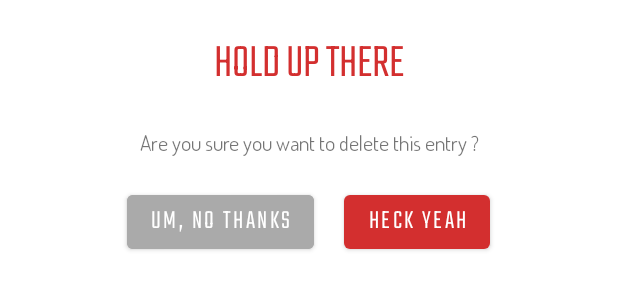
After one commit to Guillaume-prog/Manga-tech, an Android app: the layout confirm_delete_dialog.xml on its own in the app's theme, with its tools: preview values and no code run, on a phone screen of 412 x 824 dp. The commit adds this screen. Shown: the top 300 px of the screen. Run offline under Robolectric (Android 15) with nearby library versions, the phone set to English and light mode, and no system bars; network calls fail.

Commit message:
Added delete confirmation

```diff
--- a/app/src/main/java/dev/regucorp/manga_tech/TabFragment.java
+++ b/app/src/main/java/dev/regucorp/manga_tech/TabFragment.java
@@ -1,8 +1,10 @@
 package dev.regucorp.manga_tech;
 
+import android.app.Dialog;
 import android.content.Intent;
 import android.os.Bundle;
 
+import androidx.appcompat.app.AlertDialog;
 import androidx.fragment.app.Fragment;
 
 import android.os.Parcelable;
@@ -11,6 +13,7 @@ import android.view.Gravity;
 import android.view.LayoutInflater;
 import android.view.View;
 import android.view.ViewGroup;
+import android.widget.Button;
 import android.widget.EditText;
 import android.widget.LinearLayout;
 import android.widget.TextView;
@@ -96,11 +99,23 @@ public class TabFragment extends Fragment {
 
         // Delete
         v.setOnLongClickListener(view -> {
-            ll.removeView(v);
-            MangaModel.getInstance().deleteEntry(db, entry);
+            Dialog d = createDialog(R.layout.confirm_delete_dialog);
+            d.show();
 
-            entries.remove(entry);
-            if(entries.size() == 0) showNoEntries();
+            Button delBtn = d.findViewById(R.id.delete_entry);
+            Button cancelBtn = d.findViewById(R.id.cancel_button);
+
+            delBtn.setOnClickListener(button -> {
+                ll.removeView(v);
+                MangaModel.getInstance().deleteEntry(db, entry);
+
+                entries.remove(entry);
+                if(entries.size() == 0) showNoEntries();
+                d.dismiss();
+            });
+
+            cancelBtn.setOnClickListener(button -> d.dismiss());
+
             return true;
         });
 
@@ -108,6 +123,14 @@ public class TabFragment extends Fragment {
         entries.add(entry);
 
         return v;
+    }
+
+    protected AlertDialog createDialog(int layout_id) {
+        View dialogView = getLayoutInflater().inflate(layout_id, null);
+
+        AlertDialog.Builder builder = new AlertDialog.Builder(getContext());
+        builder.setView(dialogView);
+        return builder.create();
     }
 
 
--- /dev/null
+++ b/app/src/main/res/layout/confirm_delete_dialog.xml
@@ -0,0 +1,47 @@
+<?xml version="1.0" encoding="utf-8"?>
+<LinearLayout xmlns:android="http://schemas.android.com/apk/res/android"
+    android:layout_width="match_parent"
+    android:layout_height="wrap_content"
+    android:orientation="vertical"
+    android:padding="20dp">
+
+    <TextView
+        android:layout_width="match_parent"
+        android:layout_height="wrap_content"
+        android:text="HOLD UP THERE"
+        style="@style/TitleStyle"/>
+
+    <TextView
+        android:layout_width="match_parent"
+        android:layout_height="wrap_content"
+        android:textAlignment="center"
+        android:text="Are you sure you want to delete this entry ?" />
+
+    <LinearLayout
+        android:layout_width="match_parent"
+        android:layout_height="wrap_content"
+        android:orientation="horizontal"
+        android:gravity="center"
+        android:layout_marginTop="20dp">
+
+        <Button
+            android:id="@+id/cancel_button"
+            android:layout_width="wrap_content"
+            android:layout_height="wrap_content"
+            android:text="Um, no thanks"
+            android:layout_gravity="center"
+            android:textSize="18sp"
+            android:backgroundTint="#AAA"/>
+
+        <Button
+            android:id="@+id/delete_entry"
+            android:layout_width="wrap_content"
+            android:layout_height="wrap_content"
+            android:text="Heck yeah"
+            android:layout_gravity="center"
+            android:textSize="18sp"
+            android:layout_marginStart="20dp"/>
+
+    </LinearLayout>
+
+</LinearLayout>
```
